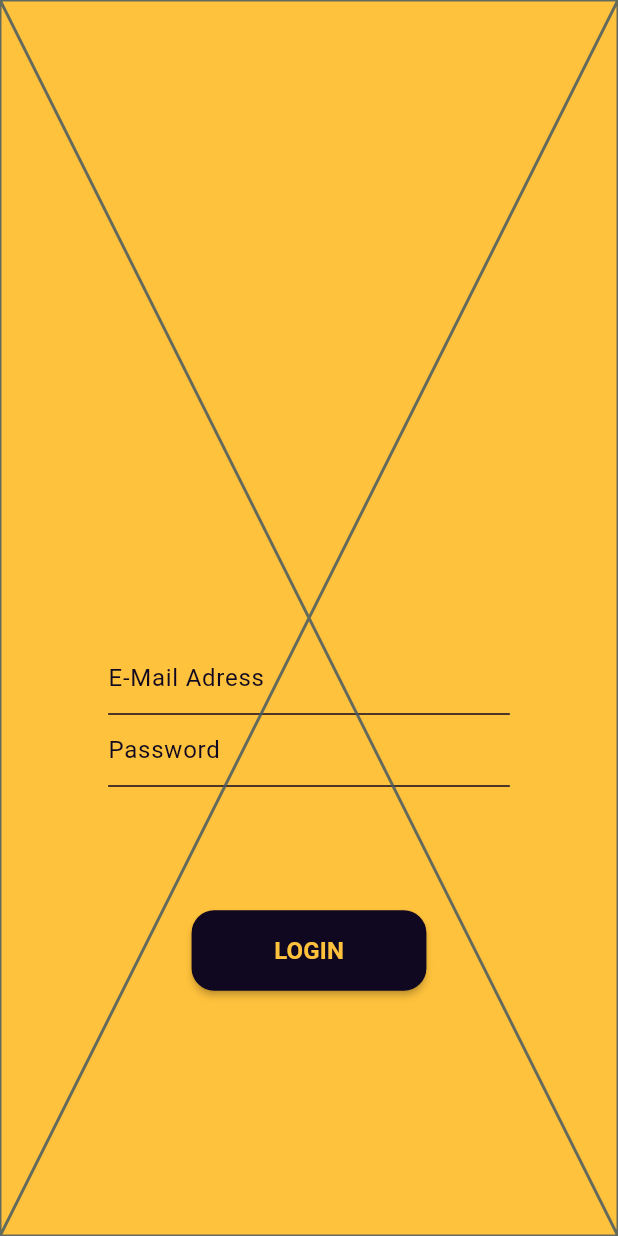
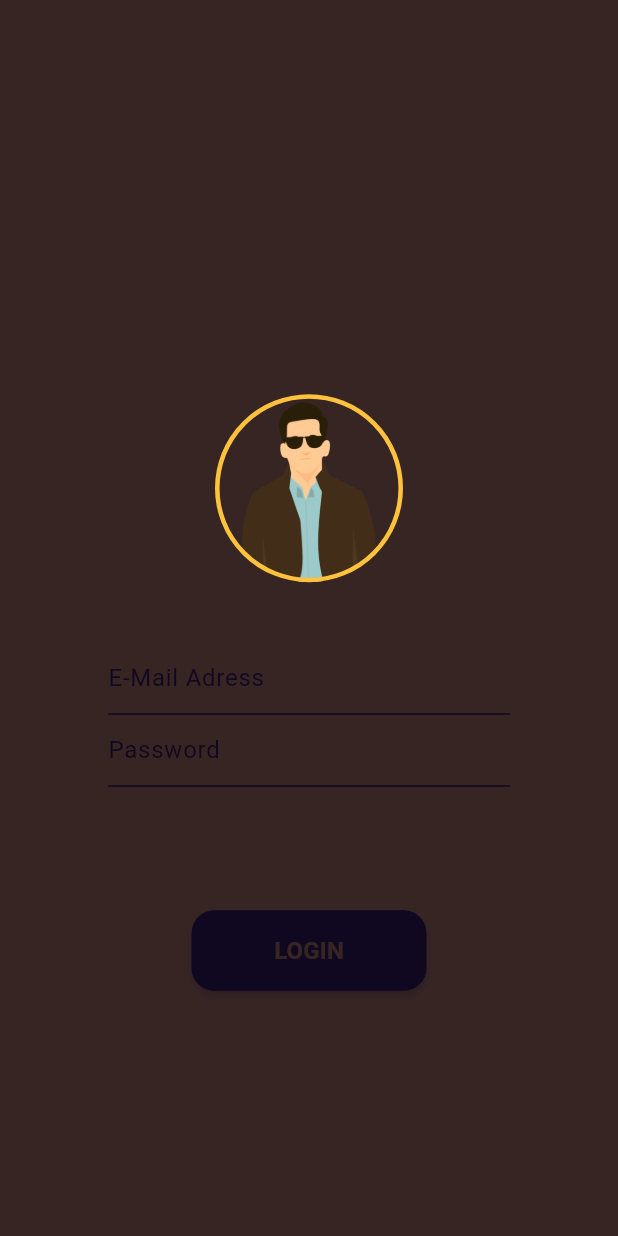
Before and after one commit to efegorkemumit/animation_flutter_project, a Flutter app: the screen it shows after launch, after a tap on "LOGIN", on a phone screen of 412 x 824 dp. Run offline on Flutter 3.47's test engine with Material 3 defaults, Android fonts, the phone set to English and light mode, and no system bars.

Commit message:
Home Page 1

```diff
--- a/lib/pages/home_page.dart
+++ b/lib/pages/home_page.dart
@@ -1,3 +1,4 @@
+import 'package:animation_flutter_project_udemy/animaton/login_animation.dart';
 import 'package:flutter/material.dart';
 
 class AnimatedHomePage extends StatefulWidget {
@@ -7,9 +8,102 @@
   State<AnimatedHomePage> createState() => _AnimatedHomePageState();
 }
 
-class _AnimatedHomePageState extends State<AnimatedHomePage> {
+class _AnimatedHomePageState extends State<AnimatedHomePage> with SingleTickerProviderStateMixin{
+
+  late AnimationController _controller;
+
+
+  @override
+  void initState(){
+    super.initState();
+    _controller = AnimationController(vsync: this,
+      duration: Duration(seconds: 1),
+      reverseDuration: Duration(milliseconds: 500),
+    );
+  }
+  @override
+  void dispose(){
+    _controller.dispose();
+    super.dispose();
+  }
+
   @override
   Widget build(BuildContext context) {
-    return const Placeholder();
+    return _HomePage(_controller);
   }
 }
+class _HomePage extends StatelessWidget {
+  var _deviceHeight;
+  var _deviceWidth;
+
+  Color _primaryColor = Color.fromRGBO(255, 194, 60, 1.0);
+  Color _secondColor = Color.fromRGBO(16, 7, 32, 1.0);
+
+  late AnimationController _controller;
+  late EnterAnimation _animation;
+
+  _HomePage(this._controller){
+    _animation = EnterAnimation(_controller);
+    _controller.forward();
+  }
+
+  @override
+  Widget build(BuildContext context) {
+    _deviceHeight = MediaQuery.of(context).size.height;
+    _deviceWidth = MediaQuery.of(context).size.width;
+    return Scaffold(
+      backgroundColor: _secondColor,
+      body: Align(
+        alignment: Alignment.center,
+        child: Container(
+          height: _deviceHeight* 0.60,
+          width: _deviceWidth,
+          child: Column(
+            mainAxisAlignment: MainAxisAlignment.spaceAround,
+            mainAxisSize: MainAxisSize.max,
+            crossAxisAlignment: CrossAxisAlignment.center,
+            children: <Widget>[
+              _avatarWidget(),
+              SizedBox(height:  _deviceHeight * 0.07),
+
+            ],
+          ),
+        ),
+      ),
+    );
+  }
+
+
+  Widget _avatarWidget(){
+    double _circleD = _deviceHeight * 0.25;
+    return  AnimatedBuilder(
+        animation: _animation.controller,
+        builder: (BuildContext _context, Widget? _widget){
+          return Transform(
+            alignment: Alignment.center,
+            transform: Matrix4.diagonal3Values(
+              _animation.circleSize.value,
+              _animation.circleSize.value,
+              1,
+            ),
+            child: Container(
+              height: _circleD,
+              width: _circleD,
+              decoration: BoxDecoration(
+                color: _secondColor,
+                borderRadius: BorderRadius.circular(600),
+                border: Border.all(
+                  color: _primaryColor,
+                  width: 5
+                ),
+                image: DecorationImage(
+                    image: AssetImage('assets/image/main-profile.png')
+                ),
+              ),
+            ),
+          );
+
+        }
+    );
+  }
+}
```
